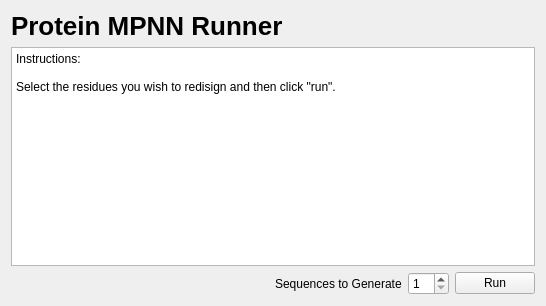
Qt form cbr/mpnn/visual/MpnnRunner.ui (TUM-CBR/pymol-plugins) before a commit.
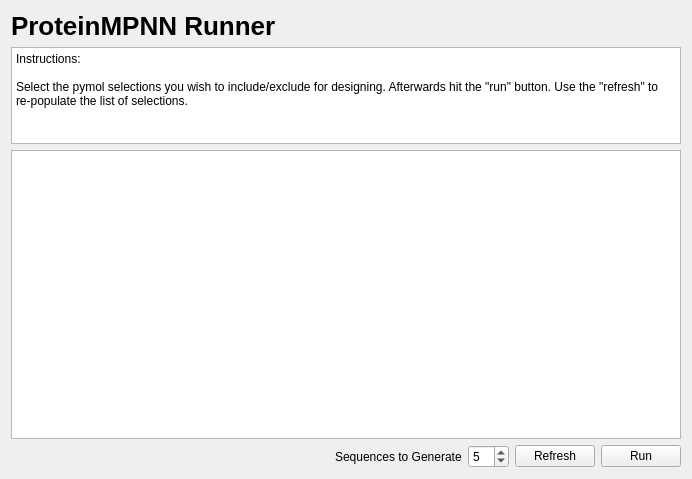
The same form after that commit.

Commit message: [ProteinMPNN] Basic UI is coimpleted.

```diff
--- a/cbr/mpnn/visual/MpnnRunner.ui
+++ b/cbr/mpnn/visual/MpnnRunner.ui
@@ -6,15 +6,37 @@
    <rect>
     <x>0</x>
     <y>0</y>
-    <width>546</width>
-    <height>306</height>
+    <width>692</width>
+    <height>479</height>
    </rect>
   </property>
   <property name="windowTitle">
    <string>Form</string>
   </property>
-  <layout class="QGridLayout" name="gridLayout">
-   <item row="2" column="0">
+  <layout class="QGridLayout" name="gridLayout" rowstretch="0,1,3,0" rowminimumheight="0,0,0,0">
+   <item row="3" column="1">
+    <widget class="QLabel" name="label_2">
+     <property name="text">
+      <string>Sequences to Generate</string>
+     </property>
+    </widget>
+   </item>
+   <item row="2" column="0" colspan="5">
+    <widget class="QTableView" name="selectionsTable"/>
+   </item>
+   <item row="1" column="0" colspan="5">
+    <widget class="QPlainTextEdit" name="plainTextEdit">
+     <property name="readOnly">
+      <bool>true</bool>
+     </property>
+     <property name="plainText">
+      <string>Instructions:
+
+Select the pymol selections you wish to include/exclude for designing. Afterwards hit the &quot;run&quot; button. Use the &quot;refresh&quot; to re-populate the list of selections.</string>
+     </property>
+    </widget>
+   </item>
+   <item row="3" column="0">
     <spacer name="horizontalSpacer">
      <property name="orientation">
       <enum>Qt::Horizontal</enum>
@@ -27,47 +49,38 @@
      </property>
     </spacer>
    </item>
-   <item row="2" column="2">
+   <item row="0" column="0" colspan="5">
+    <widget class="QLabel" name="label">
+     <property name="styleSheet">
+      <string notr="true">font-size: 26px;
+font-weight: bold;</string>
+     </property>
+     <property name="text">
+      <string>ProteinMPNN Runner</string>
+     </property>
+    </widget>
+   </item>
+   <item row="3" column="2">
     <widget class="QSpinBox" name="numSequencesSpinBox">
      <property name="minimum">
       <number>1</number>
      </property>
-    </widget>
-   </item>
-   <item row="1" column="0" colspan="4">
-    <widget class="QPlainTextEdit" name="plainTextEdit">
-     <property name="readOnly">
-      <bool>true</bool>
+     <property name="value">
+      <number>5</number>
      </property>
-     <property name="plainText">
-      <string>Instructions:
-
-Select the residues you wish to redisign and then click &quot;run&quot;.</string>
-     </property>
     </widget>
    </item>
-   <item row="2" column="3">
+   <item row="3" column="4">
     <widget class="QPushButton" name="runButton">
      <property name="text">
       <string>Run</string>
      </property>
     </widget>
    </item>
-   <item row="0" column="0" colspan="4">
-    <widget class="QLabel" name="label">
-     <property name="styleSheet">
-      <string notr="true">font-size: 26px;
-font-weight: bold;</string>
-     </property>
+   <item row="3" column="3">
+    <widget class="QPushButton" name="refreshButton">
      <property name="text">
-      <string>Protein MPNN Runner</string>
-     </property>
-    </widget>
-   </item>
-   <item row="2" column="1">
-    <widget class="QLabel" name="label_2">
-     <property name="text">
-      <string>Sequences to Generate</string>
+      <string>Refresh</string>
      </property>
     </widget>
    </item>
```
The commit also changes 14 other files.
